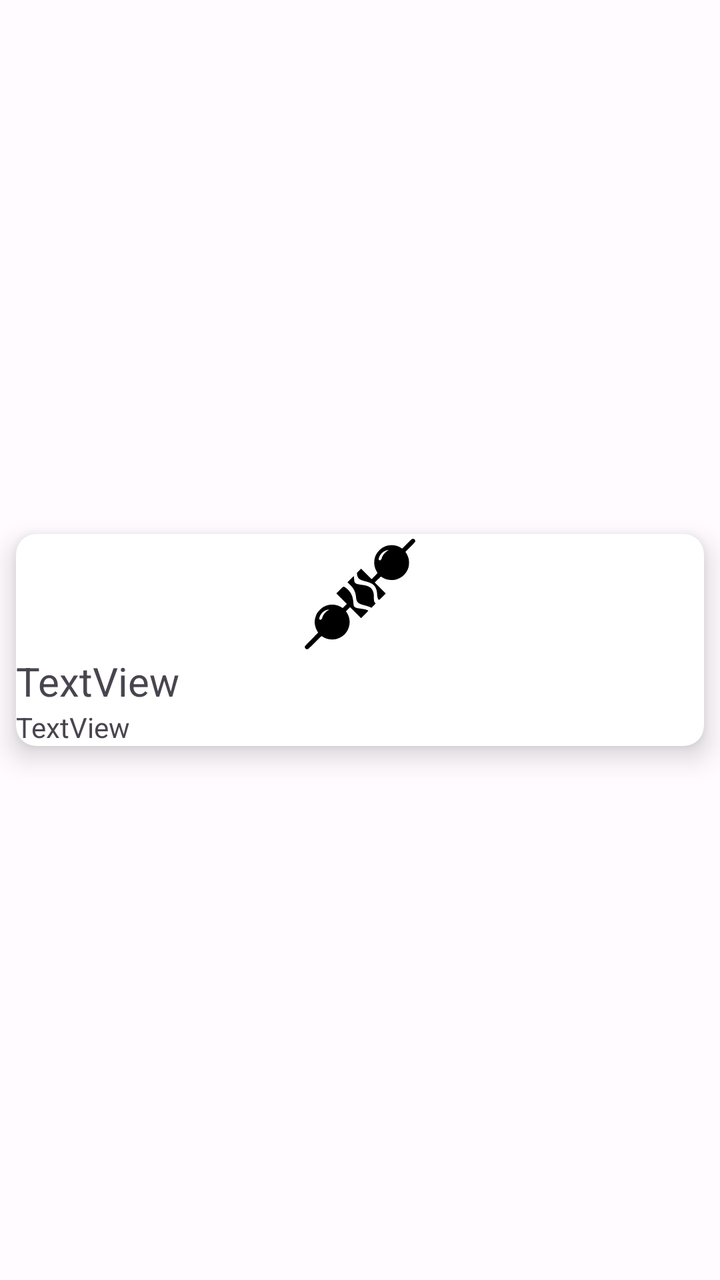
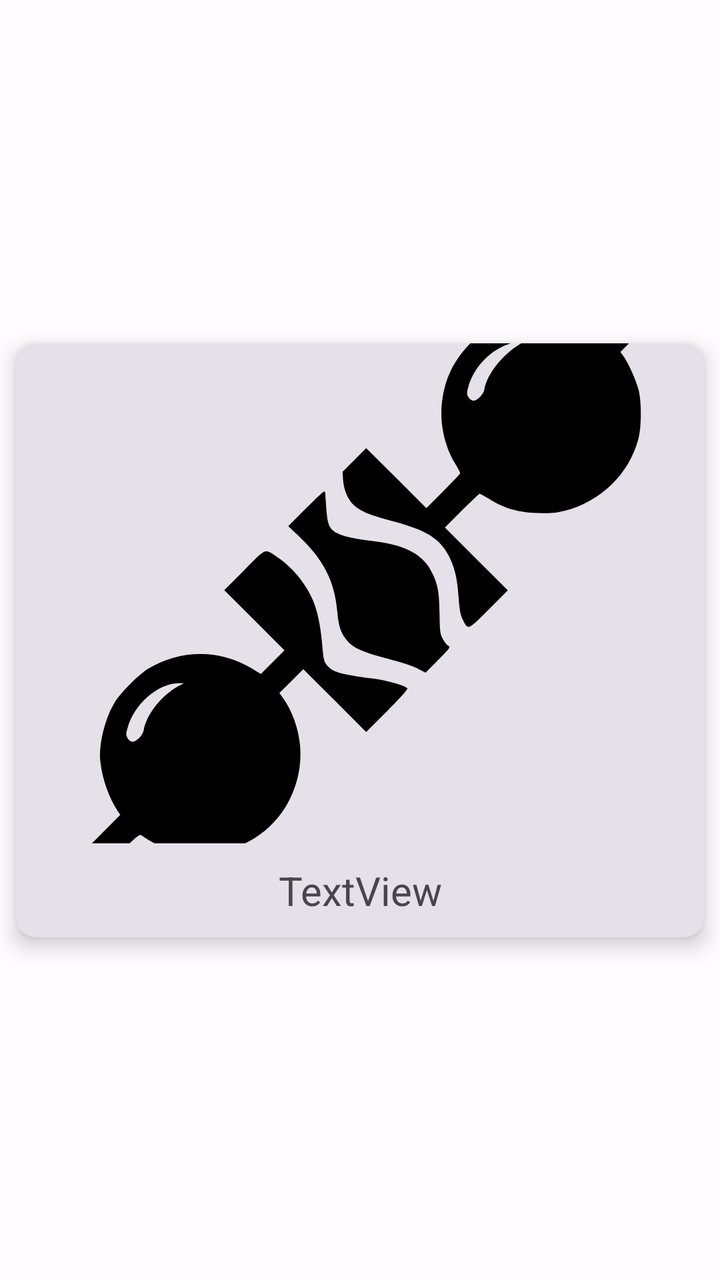

An Android layout rendered at two revisions. The XML below is the earlier revision; the diff shows what the commit changed to produce the second picture.
<!-- AndroidManifest.xml: application theme Theme.Food_alchemy -->
<!-- res/layout/recipes_home.xml -->
<?xml version="1.0" encoding="utf-8"?>
<androidx.constraintlayout.widget.ConstraintLayout xmlns:android="http://schemas.android.com/apk/res/android"
    xmlns:app="http://schemas.android.com/apk/res-auto"
    xmlns:tools="http://schemas.android.com/tools"
    android:layout_width="match_parent"
    android:layout_height="wrap_content">

    <androidx.cardview.widget.CardView
        android:layout_width="match_parent"
        android:layout_height="wrap_content"
        app:layout_constraintBottom_toBottomOf="parent"
        app:layout_constraintEnd_toEndOf="parent"
        app:layout_constraintStart_toStartOf="parent"
        app:layout_constraintTop_toTopOf="parent"
        android:layout_marginStart="8dp"
        android:layout_marginEnd="8dp"
        android:layout_marginTop="10dp"
        android:layout_marginBottom="10dp"
        app:cardCornerRadius="10dp"
        app:cardElevation="8dp">

        <androidx.constraintlayout.widget.ConstraintLayout
            android:layout_width="match_parent"
            android:layout_height="match_parent">

            <ImageView
                android:id="@+id/recipe_image"
                android:layout_width="match_parent"
                android:layout_height="wrap_content"
                app:srcCompat="@drawable/appetizer"
                app:layout_constraintEnd_toEndOf="parent"
                app:layout_constraintStart_toStartOf="parent"
                app:layout_constraintTop_toTopOf="parent" />

            <TextView
                android:id="@+id/recipe_name"
                android:layout_width="match_parent"
                android:layout_height="wrap_content"
                android:text="TextView"
                android:textSize="20dp"
                app:layout_constraintTop_toBottomOf="@id/recipe_image"
                app:layout_constraintStart_toStartOf="parent"
                app:layout_constraintEnd_toEndOf="parent"
                app:layout_constraintBottom_toTopOf="@id/recipe_description"/>

            <TextView
                android:id="@+id/recipe_description"
                android:layout_width="match_parent"
                android:layout_height="wrap_content"
                android:text="TextView"
                app:layout_constraintTop_toBottomOf="@id/recipe_name"
                app:layout_constraintStart_toStartOf="parent"
                app:layout_constraintEnd_toEndOf="parent"
                app:layout_constraintBottom_toBottomOf="parent"/>

        </androidx.constraintlayout.widget.ConstraintLayout>
    </androidx.cardview.widget.CardView>
</androidx.constraintlayout.widget.ConstraintLayout>
<!-- resources referenced by this layout -->
<resources>
  <!-- drawable appetizer: vector/xml drawable (drawable, 2660 chars, omitted) -->
  <style name="Theme.Food_alchemy" parent="Base.Theme.Food_alchemy" />
  <style name="Base.Theme.Food_alchemy" parent="Theme.Material3.DayNight.NoActionBar">
      <item name="colorPrimary">@color/md_theme_light_primary</item>
          <item name="colorOnPrimary">@color/md_theme_light_onPrimary</item>
          <item name="colorPrimaryContainer">@color/md_theme_light_primaryContainer</item>
          <item name="colorOnPrimaryContainer">@color/md_theme_light_onPrimaryContainer</item>
          <item name="colorSecondary">@color/md_theme_light_secondary</item>
          <item name="colorOnSecondary">@color/md_theme_light_onSecondary</item>
          <item name="colorSecondaryContainer">@color/md_theme_light_secondaryContainer</item>
          <item name="colorOnSecondaryContainer">@color/md_theme_light_onSecondaryContainer</item>
          <item name="colorTertiary">@color/md_theme_light_tertiary</item>
          <item name="colorOnTertiary">@color/md_theme_light_onTertiary</item>
          <item name="colorTertiaryContainer">@color/md_theme_light_tertiaryContainer</item>
          <item name="colorOnTertiaryContainer">@color/md_theme_light_onTertiaryContainer</item>
          <item name="colorError">@color/md_theme_light_error</item>
          <item name="colorOnError">@color/md_theme_light_onError</item>
          <item name="colorErrorContainer">@color/md_theme_light_errorContainer</item>
          <item name="colorOnErrorContainer">@color/md_theme_light_onErrorContainer</item>
          <item name="colorOutline">@color/md_theme_light_outline</item>
          <item name="android:colorBackground">@color/md_theme_light_background</item>
          <item name="colorOnBackground">@color/md_theme_light_onBackground</item>
          <item name="colorSurface">@color/md_theme_light_surface</item>
          <item name="colorOnSurface">@color/md_theme_light_onSurface</item>
          <item name="colorSurfaceVariant">@color/md_theme_light_surfaceVariant</item>
          <item name="colorOnSurfaceVariant">@color/md_theme_light_onSurfaceVariant</item>
          <item name="colorSurfaceInverse">@color/md_theme_light_inverseSurface</item>
          <item name="colorOnSurfaceInverse">@color/md_theme_light_inverseOnSurface</item>
          <item name="colorPrimaryInverse">@color/md_theme_light_inversePrimary</item>
       </style>
  <color name="md_theme_light_primary">#7214FF</color>
  <color name="md_theme_light_onPrimary">#FFFFFF</color>
  <color name="md_theme_light_primaryContainer">#E9DDFF</color>
  <color name="md_theme_light_onPrimaryContainer">#23005C</color>
  <color name="md_theme_light_secondary">#625B70</color>
  <color name="md_theme_light_onSecondary">#FFFFFF</color>
  <color name="md_theme_light_secondaryContainer">#E8DEF8</color>
  <color name="md_theme_light_onSecondaryContainer">#1E192B</color>
  <color name="md_theme_light_tertiary">#7E525F</color>
  <color name="md_theme_light_onTertiary">#FFFFFF</color>
  <color name="md_theme_light_tertiaryContainer">#FFD9E2</color>
  <color name="md_theme_light_onTertiaryContainer">#31101C</color>
  <color name="md_theme_light_error">#BA1A1A</color>
  <color name="md_theme_light_onError">#FFFFFF</color>
  <color name="md_theme_light_errorContainer">#FFDAD6</color>
  <color name="md_theme_light_onErrorContainer">#410002</color>
  <color name="md_theme_light_outline">#7A757F</color>
  <color name="md_theme_light_background">#FFFBFF</color>
  <color name="md_theme_light_onBackground">#1C1B1E</color>
  <color name="md_theme_light_surface">#FDF8FD</color>
  <color name="md_theme_light_onSurface">#1C1B1E</color>
  <color name="md_theme_light_surfaceVariant">#E7E0EB</color>
  <color name="md_theme_light_onSurfaceVariant">#49454E</color>
  <color name="md_theme_light_inverseSurface">#323033</color>
  <color name="md_theme_light_inverseOnSurface">#F5EFF4</color>
  <color name="md_theme_light_inversePrimary">#D0BCFF</color>
</resources>

<!-- the commit's change to res/layout/recipes_home.xml (unified diff, before → after) -->
@@ -8,6 +8,7 @@
     <androidx.cardview.widget.CardView
         android:layout_width="match_parent"
         android:layout_height="wrap_content"
+        style="@style/Widget.Material3.CardView.Filled"
         app:layout_constraintBottom_toBottomOf="parent"
         app:layout_constraintEnd_toEndOf="parent"
         app:layout_constraintStart_toStartOf="parent"
@@ -17,7 +18,7 @@
         android:layout_marginTop="10dp"
         android:layout_marginBottom="10dp"
         app:cardCornerRadius="10dp"
-        app:cardElevation="8dp">
+        app:cardElevation="6dp">
 
         <androidx.constraintlayout.widget.ConstraintLayout
             android:layout_width="match_parent"
@@ -26,8 +27,9 @@
             <ImageView
                 android:id="@+id/recipe_image"
                 android:layout_width="match_parent"
-                android:layout_height="wrap_content"
+                android:layout_height="250dp"
                 app:srcCompat="@drawable/appetizer"
+                android:scaleType="centerCrop"
                 app:layout_constraintEnd_toEndOf="parent"
                 app:layout_constraintStart_toStartOf="parent"
                 app:layout_constraintTop_toTopOf="parent" />
@@ -36,22 +38,17 @@
                 android:id="@+id/recipe_name"
                 android:layout_width="match_parent"
                 android:layout_height="wrap_content"
+                android:layout_marginTop="10dp"
+                android:layout_marginBottom="10dp"
+                android:textAlignment="center"
                 android:text="TextView"
                 android:textSize="20dp"
                 app:layout_constraintTop_toBottomOf="@id/recipe_image"
                 app:layout_constraintStart_toStartOf="parent"
                 app:layout_constraintEnd_toEndOf="parent"
-                app:layout_constraintBottom_toTopOf="@id/recipe_description"/>
+                app:layout_constraintBottom_toBottomOf="parent"/>
 
-            <TextView
-                android:id="@+id/recipe_description"
-                android:layout_width="match_parent"
-                android:layout_height="wrap_content"
-                android:text="TextView"
-                app:layout_constraintTop_toBottomOf="@id/recipe_name"
-                app:layout_constraintStart_toStartOf="parent"
-                app:layout_constraintEnd_toEndOf="parent"
-                app:layout_constraintBottom_toBottomOf="parent"/>
+
 
         </androidx.constraintlayout.widget.ConstraintLayout>
     </androidx.cardview.widget.CardView>
